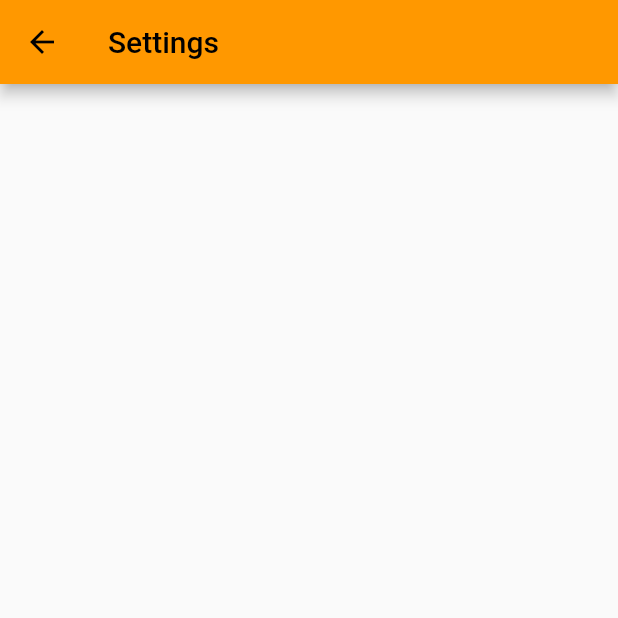
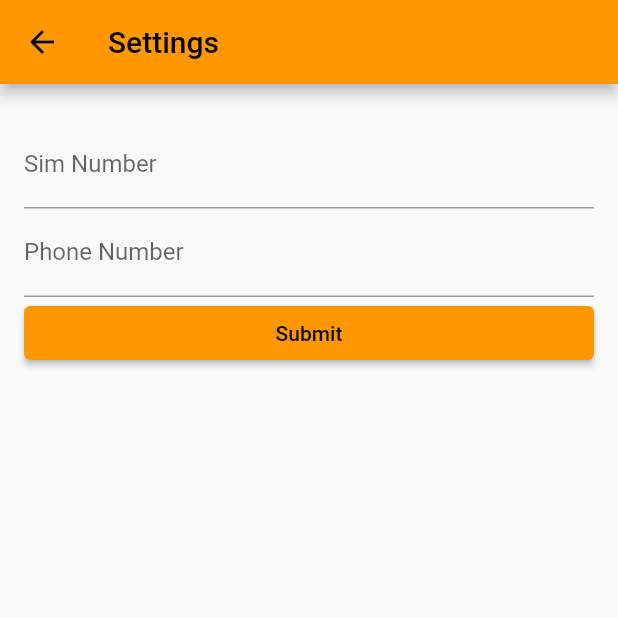
Before and after one commit to stanmpakati/qr_fun, a Flutter app: the SettingsPage screen opened by its route, on a phone screen of 412 x 824 dp, the top half of it. Run offline on Flutter 3.47's test engine with Material 2 defaults, Android fonts, the phone set to English and light mode, and no system bars; our stand-ins replace qr_flutter, shared_preferences; missing offline and left inert: qr_code_scanner, ussd_advanced; accounts and stored records are empty.

```diff
--- a/lib/pages/settings_page.dart
+++ b/lib/pages/settings_page.dart
@@ -1,4 +1,6 @@
 import 'package:flutter/material.dart';
+import 'package:flutter/services.dart';
+import 'package:shared_preferences/shared_preferences.dart';
 
 class SettingsPage extends StatefulWidget {
   const SettingsPage({Key? key}) : super(key: key);
@@ -8,12 +10,90 @@ class SettingsPage extends StatefulWidget {
 }
 
 class _SettingsPageState extends State<SettingsPage> {
+  final _settingsFormKey = GlobalKey<FormState>();
+  final _simNumberController = TextEditingController();
+  final _phoneNumberController = TextEditingController();
+  Future<SharedPreferences> prefs = SharedPreferences.getInstance();
+  late Future<int> phoneNumber;
+  late Future<int> simNumber;
+
+  @override
+  void initState() {
+    super.initState();
+
+    simNumber =
+        prefs.then((SharedPreferences _prefs) => _prefs.getInt('sim') ?? 0);
+
+    phoneNumber =
+        prefs.then((SharedPreferences _prefs) => _prefs.getInt('phone') ?? 0);
+  }
+
   @override
   Widget build(BuildContext context) {
     return Scaffold(
       appBar: AppBar(
         title: Text('Settings'),
       ),
+      body: FutureBuilder<int>(
+          future: phoneNumber,
+          builder: (context, snapshot) {
+            return Form(
+              key: _settingsFormKey,
+              child: ListView(
+                padding: EdgeInsets.symmetric(horizontal: 16, vertical: 24),
+                children: [
+                  TextFormField(
+                    controller: _simNumberController,
+                    keyboardType: TextInputType.number,
+                    inputFormatters: <TextInputFormatter>[
+                      FilteringTextInputFormatter.digitsOnly,
+                    ],
+                    decoration: InputDecoration(
+                        hintText: 'Choose sim number', labelText: 'Sim Number'),
+                    validator: (value) {
+                      if (value!.isEmpty) {
+                        return 'What sim number?';
+                      }
+                      return null;
+                    },
+                  ),
+
+                  // Default phone number
+                  TextFormField(
+                    controller: _phoneNumberController,
+                    keyboardType: TextInputType.number,
+                    inputFormatters: <TextInputFormatter>[
+                      FilteringTextInputFormatter.digitsOnly,
+                    ],
+                    decoration: InputDecoration(
+                      hintText: 'Choose default number',
+                      labelText: 'Phone Number',
+                    ),
+                    onSaved: (value) {
+                      print(value);
+                    },
+                    validator: (value) {
+                      if (value!.isEmpty) {
+                        return 'What phone number?';
+                      }
+                      if (value.startsWith('263')) {
+                        value = '0' + value.split('263')[1];
+                        print(value);
+                      }
+                      return null;
+                    },
+                  ),
+
+                  // Submit
+                  ElevatedButton(onPressed: submit, child: Text('Submit'))
+                ],
+              ),
+            );
+          }),
     );
   }
+
+  submit() {
+    print(_phoneNumberController.text);
+  }
 }
--- a/pubspec.yaml
+++ b/pubspec.yaml
@@ -15,7 +15,7 @@ dependencies:
   qr_code_scanner: ^0.5.2
   qr_flutter: ^4.0.0
   riverpod: ^0.14.0+3
-  shared_preferences: ^2.0.8
+  shared_preferences: ^2.0.0
   url_launcher: ^6.0.9
   ussd_advanced: ^0.1.2
 
```
Also changed, not shown: lib/pages/home.dart (+12 -2 lines), pubspec.lock.
